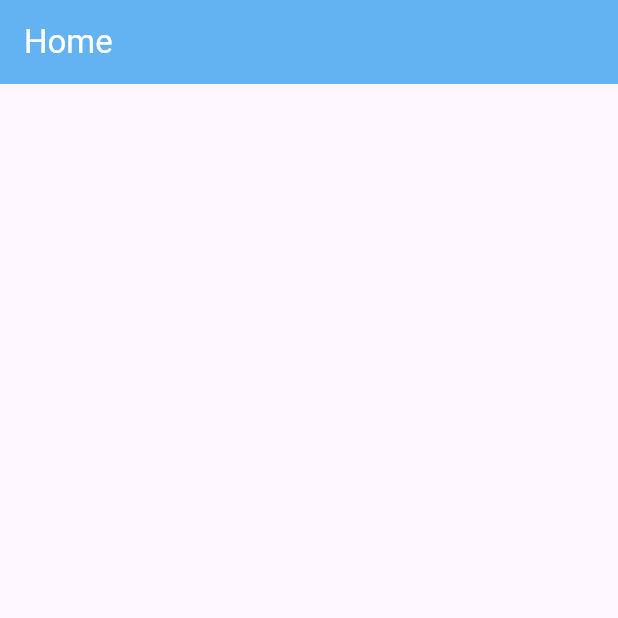
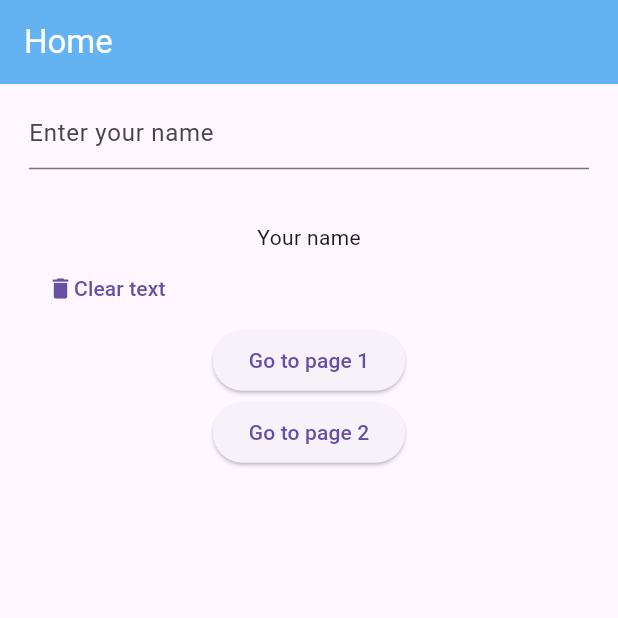
Before and after one commit to ahmadtaleb99/ossos_test, a Flutter app: the screen it shows after launch, on a phone screen of 412 x 824 dp, the top half of it. Run offline on Flutter 3.47's test engine with Material 3 defaults, Android fonts, the phone set to English and light mode, and no system bars; our stand-ins replace flutter_screenutil.

Commit message:
the prototype design for home screen

```diff
--- a/lib/presentation/home/home_screen.dart
+++ b/lib/presentation/home/home_screen.dart
@@ -1,4 +1,7 @@
 import 'package:flutter/material.dart';
+import 'package:flutter_screenutil/flutter_screenutil.dart';
+import 'package:ossos_test/presentation/home/view/widgets/clear_button.dart';
+import 'package:ossos_test/presentation/home/view/widgets/custom_button.dart';
 import 'package:ossos_test/presentation/resources/strings_manager.dart';
 
 class HomeScreen extends StatelessWidget {
@@ -8,7 +11,28 @@ class HomeScreen extends StatelessWidget {
   Widget build(BuildContext context) {
     return Scaffold(
       appBar: AppBar(title: const Text(AppStrings.home),),
-      body: Container(),
+      body: SingleChildScrollView(
+        child: Padding(
+          padding:  EdgeInsets.symmetric(vertical: 10.h,horizontal: 20.w),
+          child: Column(
+            children: [
+
+              TextField(
+                decoration: InputDecoration(
+                  hintText: AppStrings.nameHint
+                ),
+              ),
+              Padding(padding: EdgeInsets.all(20.h)),
+              Text('Your name'),
+              ClearButton(onPressed: (){},),
+              CustomButton(text: AppStrings.page1Button,onPressed: (){}),
+              CustomButton(text: AppStrings.page2Button,onPressed: (){}),
+
+
+            ],
+          ),
+        ),
+      ),
     );
   }
 }
--- /dev/null
+++ b/lib/presentation/home/view/widgets/clear_button.dart
@@ -0,0 +1,20 @@
+import 'package:flutter/material.dart';
+import 'package:ossos_test/presentation/resources/strings_manager.dart';
+
+class ClearButton extends StatelessWidget {
+  const ClearButton({Key? key, this.onPressed}) : super(key: key);
+  final VoidCallback? onPressed;
+
+  @override
+  Widget build(BuildContext context) {
+    return TextButton(
+      onPressed: onPressed,
+      child: Row(
+        children: [
+          Icon(Icons.delete),
+          Text(AppStrings.clearText)
+        ],
+      )
+    );
+  }
+}
--- /dev/null
+++ b/lib/presentation/home/view/widgets/custom_button.dart
@@ -0,0 +1,16 @@
+import 'package:flutter/material.dart';
+
+class CustomButton extends StatelessWidget {
+  const CustomButton({Key? key, required this.text, this.onPressed, this.color}) : super(key: key);
+  final String text;
+  final VoidCallback? onPressed;
+  final Color? color;
+
+
+  @override
+  Widget build(BuildContext context) {
+    return ElevatedButton(onPressed: onPressed, child: Text(text),style: ElevatedButton.styleFrom(
+      backgroundColor: color
+    ),);
+  }
+}
--- a/lib/presentation/resources/theme_manager.dart
+++ b/lib/presentation/resources/theme_manager.dart
@@ -5,10 +5,13 @@ ThemeData getApplicationTheme() {
   return ThemeData(
     //main colors
     primaryColor: ColorManager.primary,
+    hintColor: Color(0xffa5a5a5),
 
     appBarTheme: AppBarTheme(
                   color: ColorManager.primary,
                       foregroundColor: Colors.white
-    )
+    ),
+
+
   );
 }
```
